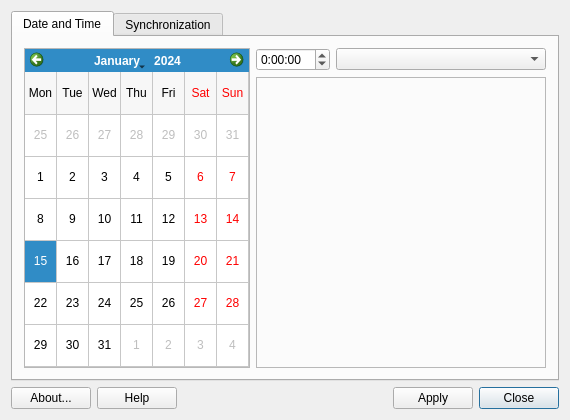
Qt form datetime.ui (MX-Linux/mx-datetime) before a commit.
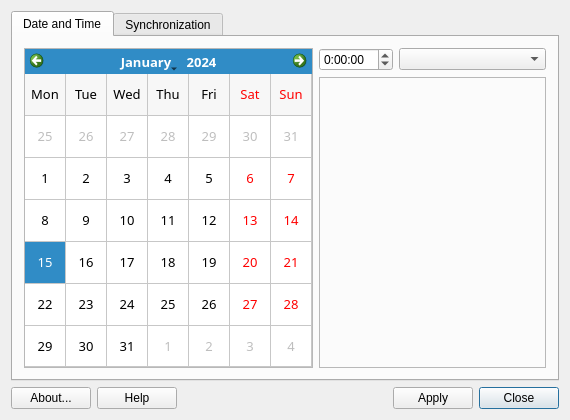
The same form after that commit. Icons and pictures are not drawn. Custom widgets are drawn as their Qt base class.

Commit message: Set the calendar font so it doesn't look fat.

What changed in the file:
```diff
--- a/datetime.ui
+++ b/datetime.ui
@@ -115,6 +115,12 @@
           </property>
           <item>
            <widget class="QCalendarWidget" name="calendar">
+            <property name="font">
+             <font>
+              <family>Sans</family>
+              <pointsize>10</pointsize>
+             </font>
+            </property>
             <property name="minimumDate">
              <date>
               <year>1970</year>
```
